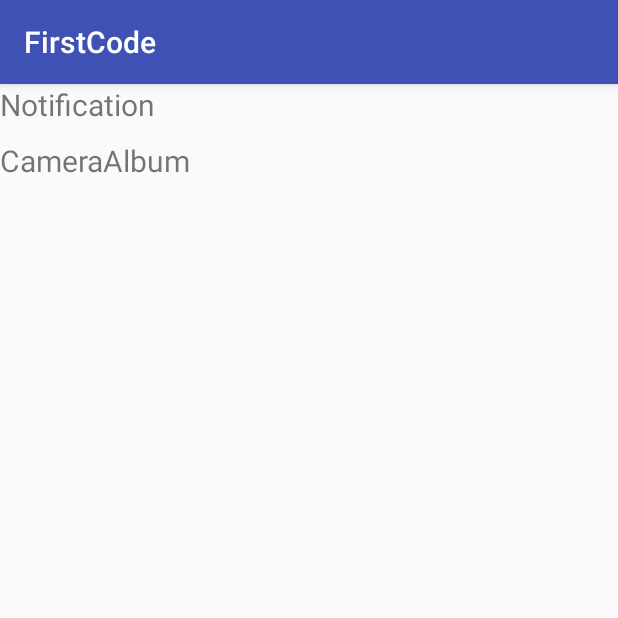
After one commit to wuyuelearning/FirstCode, an Android app: the Chapter8Activity screen opened directly, with no data from a screen before it, on a phone screen of 412 x 824 dp, the top half of it. The commit adds this screen. Run offline under Robolectric (Android 15) with nearby library versions, the phone set to English and light mode, and no system bars.

Commit message:
第八章 通知及相册

```diff
--- /dev/null
+++ b/app/src/main/java/com/example/admin/firstcode/Chapter8/Chapter8Activity.java
@@ -0,0 +1,52 @@
+package com.example.admin.firstcode.Chapter8;
+
+import android.content.Intent;
+import android.os.Bundle;
+import android.support.annotation.Nullable;
+import android.support.v7.app.AppCompatActivity;
+import android.view.View;
+import android.widget.TextView;
+
+
+import com.example.admin.firstcode.Chapter8.CameraAlbum.CameraAlbumActivity;
+import com.example.admin.firstcode.Chapter8.Notification.NotificationActivity;
+import com.example.admin.firstcode.R;
+
+/**
+ * Created by wuyue on 2018/5/24.
+ */
+
+public class Chapter8Activity extends AppCompatActivity implements View.OnClickListener{
+    TextView textView1 ;
+    TextView textView2 ;
+
+    @Override
+    protected void onCreate(@Nullable Bundle savedInstanceState) {
+        super.onCreate(savedInstanceState);
+        setContentView(R.layout.chapter8_menu_activity);
+
+        textView1 = (TextView)findViewById(R.id.tv_chapter8_1);
+        textView1.setOnClickListener(this);
+        textView2 = (TextView)findViewById(R.id.tv_chapter8_2);
+        textView2.setOnClickListener(this);
+
+
+    }
+
+    @Override
+    public void onClick(View v) {
+        Intent intent = null;
+        switch (v.getId()){
+            case R.id.tv_chapter8_1 :
+                intent =new Intent(this,NotificationActivity.class);
+                break;
+            case R.id.tv_chapter8_2 :
+                intent =new Intent(this,CameraAlbumActivity.class);
+                break;
+
+                default:
+                    break;
+        }
+        startActivity(intent);
+    }
+}
--- /dev/null
+++ b/app/src/main/res/layout/chapter8_menu_activity.xml
@@ -0,0 +1,24 @@
+<?xml version="1.0" encoding="utf-8"?>
+<LinearLayout xmlns:android="http://schemas.android.com/apk/res/android"
+    android:orientation="vertical" android:layout_width="match_parent"
+    android:layout_height="match_parent">
+
+
+    <TextView
+        android:id="@+id/tv_chapter8_1"
+        android:layout_width="wrap_content"
+        android:layout_height="wrap_content"
+        android:text="Notification"
+        android:textSize="20sp"/>
+    <View
+        android:layout_width="wrap_content"
+        android:layout_height="10dp"/>
+
+    <TextView
+        android:id="@+id/tv_chapter8_2"
+        android:layout_width="wrap_content"
+        android:layout_height="wrap_content"
+        android:text="CameraAlbum"
+        android:textSize="20sp"/>
+
+</LinearLayout>
```
Also changed, not shown: app/src/main/AndroidManifest.xml (+21 -1 lines), app/src/main/java/com/example/admin/firstcode/Chapter8/CameraAlbum/CameraAlbumActivity.java (added, +90 -0 lines), app/src/main/java/com/example/admin/firstcode/Chapter8/Notification/NoticationOtherActivity.java (added, +26 -0 lines), app/src/main/java/com/example/admin/firstcode/Chapter8/Notification/NotificationActivity.java (added, +52 -0 lines), app/src/main/java/com/example/admin/firstcode/MainActivity.java (+9 -2 lines), app/src/main/java/com/example/admin/firstcode/Utils/NotificationUtil.java (added, +105 -0 lines), app/src/main/res/layout/activity_main.xml (+10 -0 lines), app/src/main/res/layout/chapter8_camera_album_activity.xml (added, +17 -0 lines), app/src/main/res/layout/chapter8_notification_activity.xml (added, +19 -0 lines), app/src/main/res/layout/chapter8_notification_other_activity.xml (added, +12 -0 lines), app/src/main/res/xml/file_paths.xml (added, +8 -0 lines), app/src/main/res/drawable-hdpi/help_icon.png (added), app/src/main/res/drawable-xhdpi/help_icon.png (added), app/src/main/res/drawable-xxhdpi/help_icon.png (added), 1 more files.
